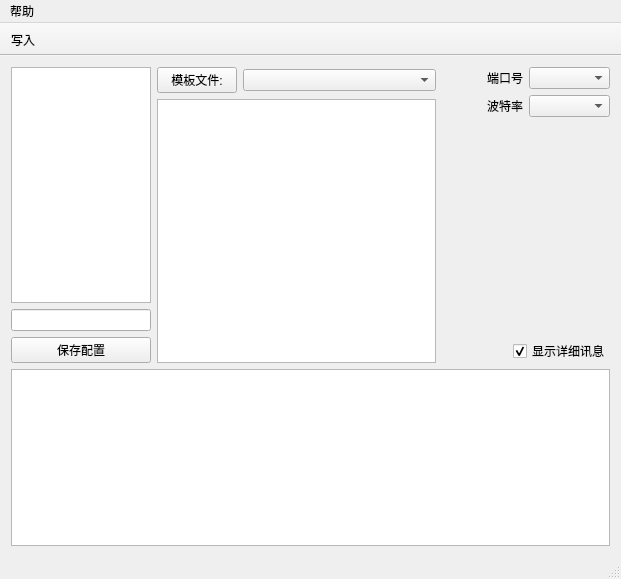
This is mainwindow.ui in 0x8023/WSwitch as Qt 5 draws it before an edit. The edited form follows.
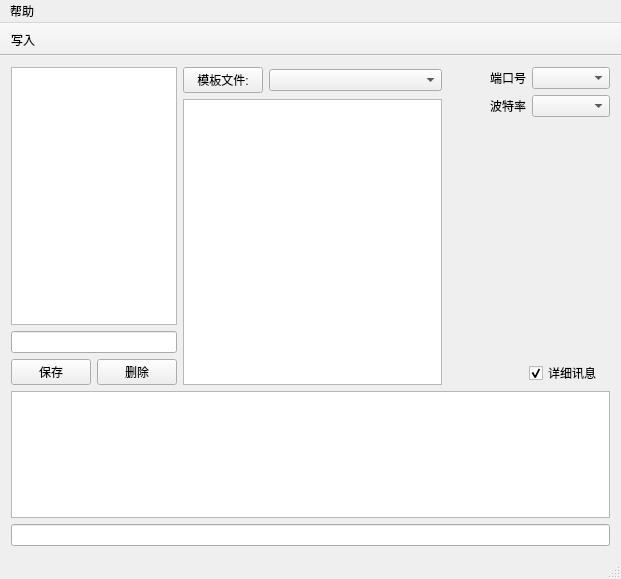
This is the edited form.

Commit message: 1. 增加“删除”已经保存过的配置 2. 可以保存自定义数据 3. 增加手动命令输入

```diff
--- a/mainwindow.ui
+++ b/mainwindow.ui
@@ -16,9 +16,9 @@
   <widget class="QWidget" name="centralWidget">
    <layout class="QGridLayout" name="gridLayout">
     <item row="0" column="0">
-     <layout class="QVBoxLayout" name="verticalLayout_5" stretch="5,3">
+     <layout class="QVBoxLayout" name="verticalLayout_5" stretch="5,2,0">
       <item>
-       <layout class="QHBoxLayout" name="horizontalLayout_12" stretch="5,10,6">
+       <layout class="QHBoxLayout" name="horizontalLayout_7" stretch="5,16,10">
         <item>
          <layout class="QVBoxLayout" name="verticalLayout">
           <item>
@@ -28,11 +28,22 @@
            <widget class="QLineEdit" name="lineEdit_ModName"/>
           </item>
           <item>
+           <layout class="QHBoxLayout" name="horizontalLayout_5">
+            <item>
            <widget class="QPushButton" name="pushButton_Save">
             <property name="text">
-             <string>保存配置</string>
-            </property>
-           </widget>
+               <string>保存</string>
+              </property>
+             </widget>
+            </item>
+            <item>
+             <widget class="QPushButton" name="pushButton_Delete">
+              <property name="text">
+               <string>删除</string>
+              </property>
+             </widget>
+            </item>
+           </layout>
           </item>
          </layout>
         </item>
@@ -229,7 +240,7 @@
             <item>
              <widget class="QCheckBox" name="checkBox_ShowLog">
               <property name="text">
-               <string>显示详细讯息</string>
+               <string>详细讯息</string>
               </property>
               <property name="checked">
                <bool>true</bool>
@@ -255,6 +266,9 @@
         </property>
        </widget>
       </item>
+      <item>
+       <widget class="QLineEdit" name="lineEdit_Command"/>
+      </item>
      </layout>
     </item>
    </layout>
```
Lines whose indentation alone changed are shown as unchanged. The commit also changes 8 other files.
